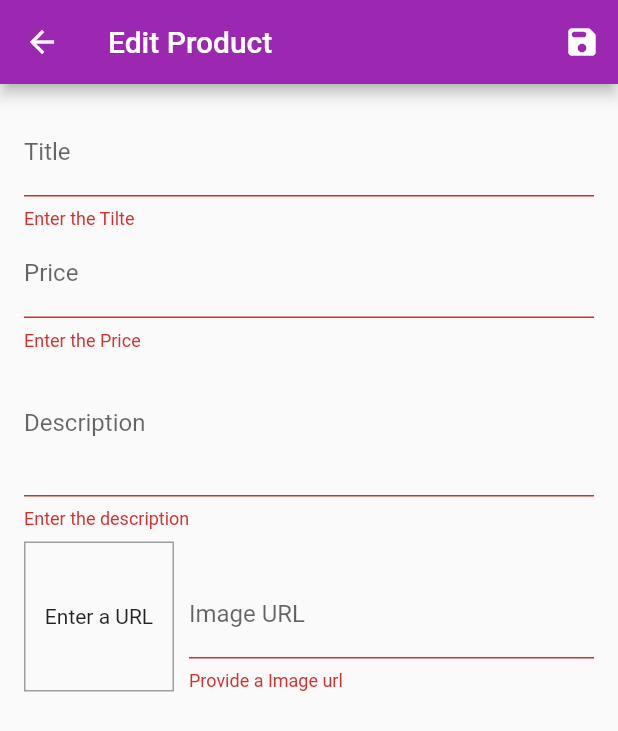
After one commit to hamidu34/shop_app_project, a Flutter app: the EditProductScreen screen opened by its route, after a tap on the "save" icon, on a phone screen of 412 x 824 dp. The commit adds this screen. Shown: the top 731 px of the screen. Run offline on Flutter 3.47's test engine with Material 2 defaults, Android fonts, the phone set to English and light mode, and no system bars; our stand-ins replace badges; network calls fail.

Commit message:
form integration &user input

```diff
--- a/shop_app/lib/main.dart
+++ b/shop_app/lib/main.dart
@@ -1,6 +1,8 @@
 import 'package:flutter/material.dart';
 import 'package:provider/provider.dart';
+import 'package:shop_app/screens/edit_product_screen.dart';
 import 'package:shop_app/screens/order_screen.dart';
+import 'package:shop_app/screens/user_products_screen.dart';
 
 import '/provider/cart.dart';
 import '/provider/order.dart';
@@ -42,8 +44,10 @@ class MyApp extends StatelessWidget {
         home: ProductOverviewScreen(),
         routes: {
           '/product-detail': (context) => ProductDetailScreen(),
-          CartScreen.routeName: (context) => CartScreen(),
+          CartScreen.routeName: (context) => const CartScreen(),
           OrdersScreen.routeName: (context) => OrdersScreen(),
+          UserProductsScreen.routeName: (context) => UserProductsScreen(),
+          EditProductScreen.routeName: (context) => EditProductScreen()
         },
       ),
     );
--- a/shop_app/lib/provider/products.dart
+++ b/shop_app/lib/provider/products.dart
@@ -50,7 +50,29 @@ class Products with ChangeNotifier {
     return _items.firstWhere((e) => e.id == id);
   }
 
-  void addproduct() {
+  void addproduct(Product product) {
+    final newProduct = Product(
+      id: DateTime.now().toString(),
+      title: product.title,
+      description: product.description,
+      price: product.price,
+      imageUrl: product.imageUrl,
+    );
+    _items.add(newProduct);
+
+    notifyListeners();
+  }
+
+  void updateProduct(String id, Product newProduct) {
+    final prodIndex = _items.indexWhere((element) => element.id == id);
+    if (prodIndex >= 0) {
+      _items[prodIndex] = newProduct;
+      notifyListeners();
+    }
+  }
+
+  void removeProduct(String id) {
+    _items.removeWhere((element) => element.id == id);
     notifyListeners();
   }
 }
--- /dev/null
+++ b/shop_app/lib/screens/edit_product_screen.dart
@@ -0,0 +1,250 @@
+import 'package:flutter/material.dart';
+import 'package:provider/provider.dart';
+import 'package:shop_app/provider/product.dart';
+import 'package:shop_app/provider/products.dart';
+
+class EditProductScreen extends StatefulWidget {
+  static const routeName = '/edit-product';
+
+  @override
+  _EditProductScreenState createState() => _EditProductScreenState();
+}
+
+class _EditProductScreenState extends State<EditProductScreen> {
+  final _priceFocusNode = FocusNode();
+  final _descriptionFocusNode = FocusNode();
+  final _imageUrlController = TextEditingController();
+  final _imageUrlFocusnode = FocusNode();
+  final _form = GlobalKey<FormState>();
+  Product _editingProduct = Product(
+    id: '',
+    title: '',
+    description: '',
+    price: 0,
+    imageUrl: '',
+  );
+  var _initValues = {
+    'title': '',
+    'price': '',
+    'description': '',
+    'imageUrl': '',
+  };
+  var _isInit = true;
+
+  @override
+  void initState() {
+    _imageUrlFocusnode.addListener(_updateImageUrl);
+    super.initState();
+  }
+
+  @override
+  void dispose() {
+    _imageUrlFocusnode.removeListener(_updateImageUrl);
+    _priceFocusNode.dispose();
+    _descriptionFocusNode.dispose();
+    _imageUrlController.dispose();
+    _imageUrlFocusnode.dispose();
+    super.dispose();
+  }
+
+  @override
+  void didChangeDependencies() {
+    if (_isInit) {
+      final productId = ModalRoute.of(context)?.settings.arguments as dynamic;
+
+      if (productId != null) {
+        _editingProduct =
+            Provider.of<Products>(context, listen: false).findbyid(productId);
+        _initValues = {
+          'title': _editingProduct.title,
+          'description': _editingProduct.description,
+          'price': _editingProduct.price.toString(),
+          'imageUrl': '',
+        };
+        _imageUrlController.text = _editingProduct.imageUrl;
+      }
+    }
+    _isInit = false;
+    super.didChangeDependencies();
+  }
+
+  void _updateImageUrl() {
+    if (!_imageUrlFocusnode.hasFocus) {
+      setState(() {});
+    }
+  }
+
+  void _saveForm() {
+    final isValid = _form.currentState!.validate();
+    if (!isValid) {
+      return;
+    }
+    _form.currentState!.save();
+    if (_editingProduct.id.isNotEmpty) {
+      Provider.of<Products>(context, listen: false)
+          .updateProduct(_editingProduct.id, _editingProduct);
+    } else {
+      Provider.of<Products>(context, listen: false).addproduct(_editingProduct);
+    }
+    Navigator.of(context).pop();
+  }
+
+  @override
+  Widget build(BuildContext context) {
+    return Scaffold(
+      appBar: AppBar(
+        title: const Text('Edit Product'),
+        actions: [
+          IconButton(onPressed: _saveForm, icon: const Icon(Icons.save_rounded))
+        ],
+      ),
+      body: Padding(
+        padding: const EdgeInsets.all(16.0),
+        child: Form(
+          key: _form,
+          child: ListView(
+            children: <Widget>[
+              TextFormField(
+                initialValue: _initValues['title'],
+                decoration: const InputDecoration(labelText: 'Title'),
+                textInputAction: TextInputAction.next,
+                onFieldSubmitted: (_) {
+                  FocusScope.of(context).requestFocus(_priceFocusNode);
+                },
+                validator: (value) {
+                  if (value!.isEmpty) {
+                    return 'Enter the Tilte';
+                  }
+                  return null;
+                },
+                onSaved: (newValue) {
+                  _editingProduct = Product(
+                      id: _editingProduct.id,
+                      title: newValue.toString(),
+                      description: _editingProduct.description,
+                      price: _editingProduct.price,
+                      imageUrl: _editingProduct.imageUrl,
+                      isFavorite: _editingProduct.isFavorite);
+                },
+              ),
+              TextFormField(
+                initialValue: _initValues['price'],
+                decoration: const InputDecoration(labelText: 'Price'),
+                textInputAction: TextInputAction.next,
+                keyboardType: TextInputType.number,
+                focusNode: _priceFocusNode,
+                onFieldSubmitted: (_) {
+                  FocusScope.of(context).requestFocus(_descriptionFocusNode);
+                },
+                validator: (value) {
+                  if (value!.isEmpty) {
+                    return 'Enter the Price';
+                  }
+                  if (double.tryParse(value) == null) {
+                    return 'please provide a Valid Number';
+                  }
+                  if (double.parse(value) <= 0) {
+                    return 'provide a number greater than zero';
+                  }
+                  return null;
+                },
+                onSaved: (newValue) {
+                  _editingProduct = Product(
+                      id: _editingProduct.id,
+                      title: _editingProduct.title,
+                      description: _editingProduct.description,
+                      price: double.parse(newValue.toString()),
+                      imageUrl: _editingProduct.imageUrl,
+                      isFavorite: _editingProduct.isFavorite);
+                },
+              ),
+              TextFormField(
+                initialValue: _initValues['description'],
+                decoration: const InputDecoration(labelText: 'Description'),
+                maxLines: 3,
+                keyboardType: TextInputType.multiline,
+                focusNode: _descriptionFocusNode,
+                validator: (value) {
+                  if (value!.isEmpty) {
+                    return 'Enter the description';
+                  }
+                  if (value.length < 10) {
+                    return 'should be at least 10 character long';
+                  }
+                  return null;
+                },
+                onSaved: (newValue) {
+                  _editingProduct = Product(
+                      id: _editingProduct.id,
+                      title: _editingProduct.title,
+                      description: newValue.toString(),
+                      price: _editingProduct.price,
+                      imageUrl: _editingProduct.imageUrl,
+                      isFavorite: _editingProduct.isFavorite);
+                },
+              ),
+              Row(
+                crossAxisAlignment: CrossAxisAlignment.end,
+                children: <Widget>[
+                  Container(
+                    width: 100,
+                    height: 100,
+                    margin: const EdgeInsets.only(
+                      top: 8,
+                      right: 10,
+                    ),
+                    decoration: BoxDecoration(
+                      border: Border.all(
+                        width: 1,
+                        color: Colors.grey,
+                      ),
+                    ),
+                    child: _imageUrlController.text.isEmpty
+                        ? const Center(child: Text('Enter a URL'))
+                        : FittedBox(
+                            child: Image.network(
+                              _imageUrlController.text,
+                              fit: BoxFit.cover,
+                            ),
+                          ),
+                  ),
+                  Expanded(
+                    child: TextFormField(
+                      decoration: const InputDecoration(labelText: 'Image URL'),
+                      keyboardType: TextInputType.url,
+                      textInputAction: TextInputAction.done,
+                      onFieldSubmitted: (_) {
+                        _saveForm();
+                      },
+                      controller: _imageUrlController,
+                      focusNode: _imageUrlFocusnode,
+                      validator: (value) {
+                        if (value!.isEmpty) {
+                          return 'Provide a Image url';
+                        }
+                        if (!value.startsWith('http') &&
+                            !value.startsWith('https')) {
+                          return 'Enter a valid URL';
+                        }
+                        return null;
+                      },
+                      onSaved: (newValue) {
+                        _editingProduct = Product(
+                            id: _editingProduct.id,
+                            title: _editingProduct.title,
+                            description: _editingProduct.description,
+                            price: _editingProduct.price,
+                            imageUrl: newValue.toString(),
+                            isFavorite: _editingProduct.isFavorite);
+                      },
+                    ),
+                  ),
+                ],
+              ),
+            ],
+          ),
+        ),
+      ),
+    );
+  }
+}
--- a/shop_app/lib/widgets/app_drawer.dart
+++ b/shop_app/lib/widgets/app_drawer.dart
@@ -1,4 +1,5 @@
 import 'package:flutter/material.dart';
+import 'package:shop_app/screens/user_products_screen.dart';
 
 class AppDrawer extends StatelessWidget {
   const AppDrawer({Key? key}) : super(key: key);
@@ -27,6 +28,14 @@ class AppDrawer extends StatelessWidget {
               Navigator.pushReplacementNamed(context, '/orders');
             },
           ),
+          ListTile(
+            leading: const Icon(Icons.edit_rounded),
+            title: const Text('Manage Products'),
+            onTap: () {
+              Navigator.pushReplacementNamed(
+                  context, UserProductsScreen.routeName);
+            },
+          ),
         ],
       ),
     );
--- a/shop_app/lib/widgets/product_item.dart
+++ b/shop_app/lib/widgets/product_item.dart
@@ -39,6 +39,18 @@ class ProductItem extends StatelessWidget {
                 product.title,
                 product.price,
               );
+              ScaffoldMessenger.of(context).hideCurrentSnackBar();
+              ScaffoldMessenger.of(context).showSnackBar(
+                SnackBar(
+                  content: const Text('Item Added to the Cart'),
+                  action: SnackBarAction(
+                    label: 'Undo',
+                    onPressed: () {
+                      cart.removeSingleItem(product.id);
+                    },
+                  ),
+                ),
+              );
             },
             icon: const Icon(
               Icons.shopping_cart_rounded,
```
Also changed, not shown: shop_app/lib/provider/cart.dart (+20 -0 lines), shop_app/lib/screens/user_products_screen.dart (added, +46 -0 lines), shop_app/lib/widgets/cart_items.dart (+23 -0 lines), shop_app/lib/widgets/user_product_item.dart (added, +44 -0 lines).
